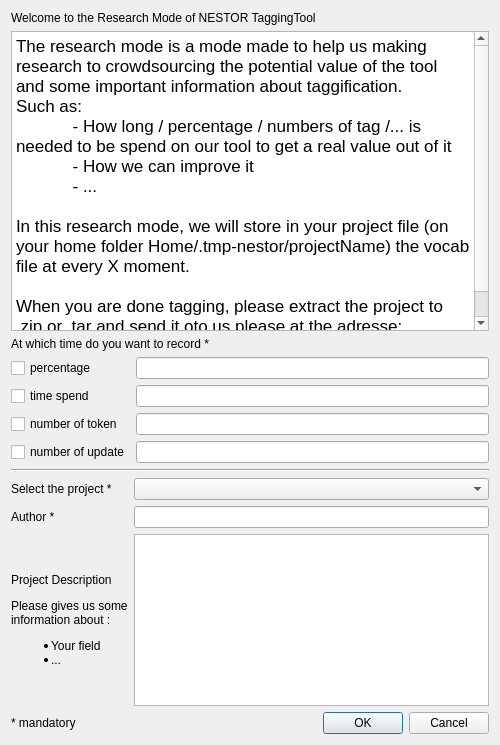
Qt form nestor/ui/dialogmenu_researchwindow.ui (usnistgov/nestor) before a commit.
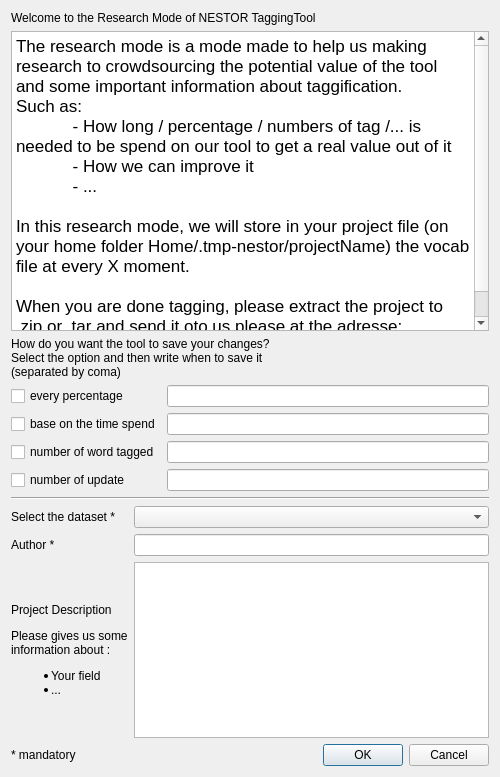
The same form after that commit.

```diff
--- a/nestor/ui/dialogmenu_researchwindow.ui
+++ b/nestor/ui/dialogmenu_researchwindow.ui
@@ -7,7 +7,7 @@
     <x>0</x>
     <y>0</y>
     <width>500</width>
-    <height>745</height>
+    <height>777</height>
    </rect>
   </property>
   <property name="maximumSize">
@@ -64,7 +64,12 @@
      <item row="3" column="0">
       <widget class="QLabel" name="label_ResearchWindows_saveVocab">
        <property name="text">
-        <string>At which time do you want to record *</string>
+        <string>How do you want the tool to save your changes?
+Select the option and then write when to save it
+(separated by coma)</string>
+       </property>
+       <property name="alignment">
+        <set>Qt::AlignJustify|Qt::AlignVCenter</set>
        </property>
       </widget>
      </item>
@@ -79,7 +84,7 @@
        <item row="0" column="0">
         <widget class="QLabel" name="label_ResearchWindows_projectName">
          <property name="text">
-          <string>Select the project *</string>
+          <string>Select the dataset *</string>
          </property>
         </widget>
        </item>
@@ -137,7 +142,7 @@
        <item row="0" column="0">
         <widget class="QCheckBox" name="checkBox_ResearchWindows_saveVocab_percentage">
          <property name="text">
-          <string>percentage </string>
+          <string>every percentage</string>
          </property>
          <attribute name="buttonGroup">
           <string notr="true">buttonGroup_ResearchWindows_recordType</string>
@@ -147,7 +152,7 @@
        <item row="1" column="0">
         <widget class="QCheckBox" name="checkBox_ResearchWindows_saveVocab_time">
          <property name="text">
-          <string>time spend</string>
+          <string>base on the time spend</string>
          </property>
          <attribute name="buttonGroup">
           <string notr="true">buttonGroup_ResearchWindows_recordType</string>
@@ -157,7 +162,7 @@
        <item row="2" column="0">
         <widget class="QCheckBox" name="checkBox_ResearchWindows_saveVocab_nbtoken">
          <property name="text">
-          <string>number of token</string>
+          <string>number of word tagged</string>
          </property>
          <attribute name="buttonGroup">
           <string notr="true">buttonGroup_ResearchWindows_recordType</string>
```
